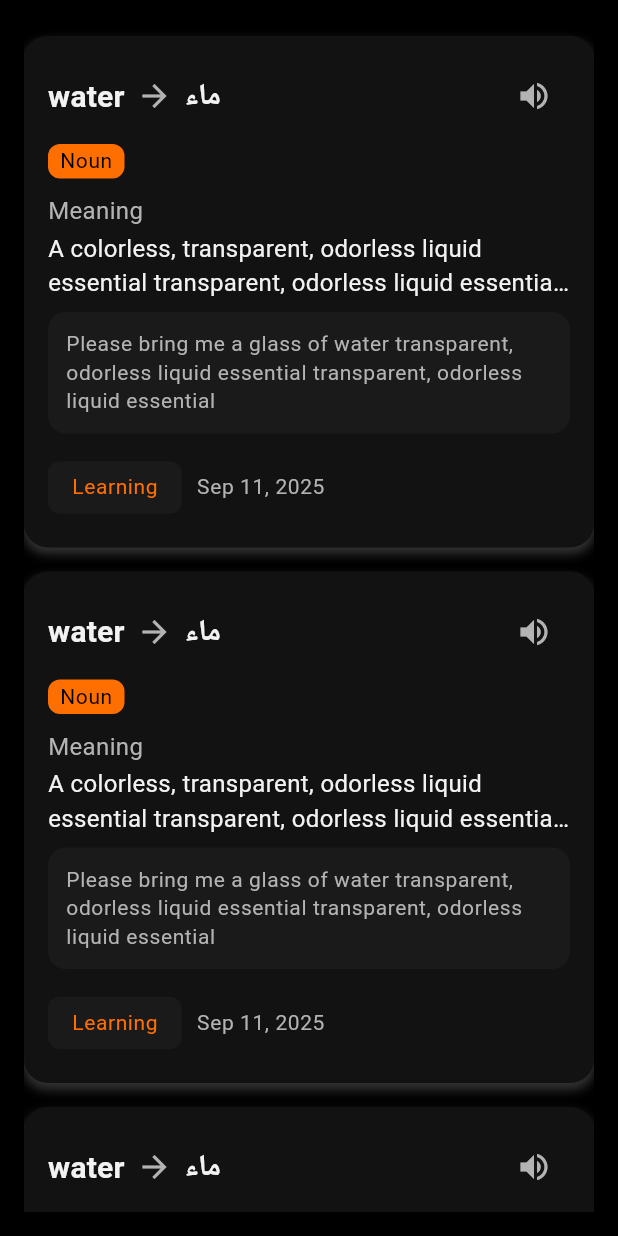
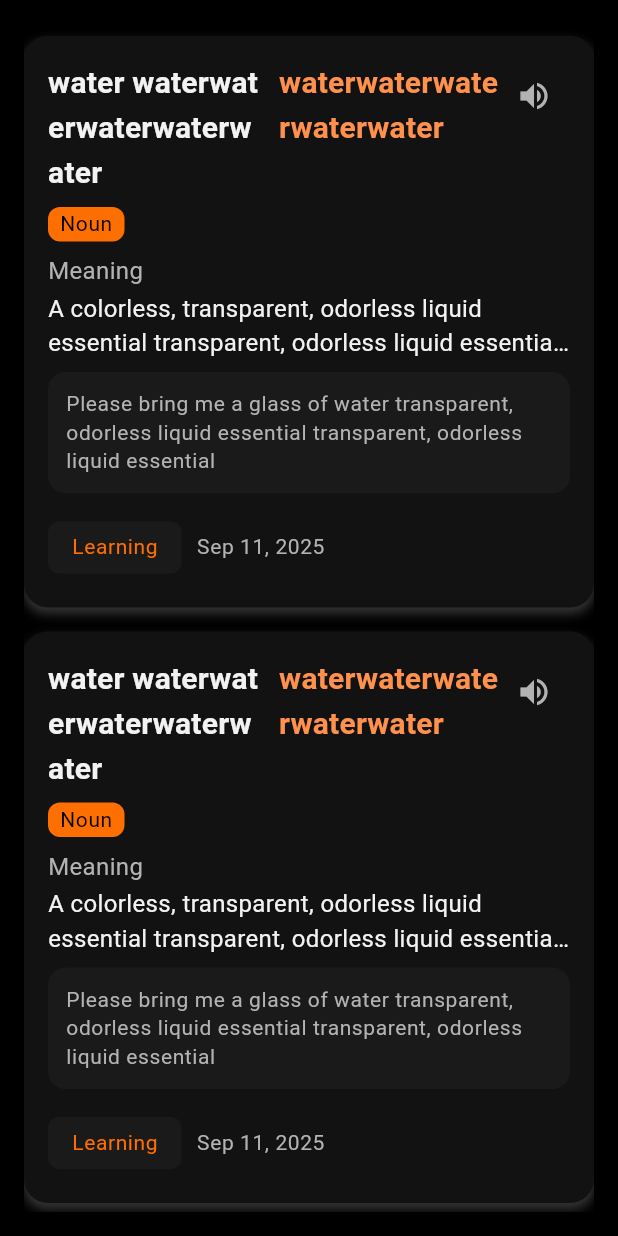
Before and after one commit to FouadCoder/Lingora, a Flutter app: the LibraryScreen screen opened directly, on a phone screen of 412 x 824 dp. Run offline on Flutter 3.47's test engine with Material 3 defaults, Android fonts, the phone set to English and light mode, and no system bars; our stand-ins replace another_flushbar, dio, easy_localization, flutter_bloc, flutter_vector_icons, go_router and 3 more.

Commit message:
Update card Ui

```diff
--- a/lib/pages/library/library.dart
+++ b/lib/pages/library/library.dart
@@ -14,8 +14,8 @@ class LibraryScreen extends StatefulWidget {
 
 class _LibraryScreenState extends State<LibraryScreen> {
   final exampleWord = Word(
-    word: "water",
-    translation: "ماء",
+    word: "water waterwaterwaterwaterwater",
+    translation: "waterwaterwaterwaterwater",
     partOfSpeech: "Noun",
     definition:
         "A colorless, transparent, odorless liquid essential transparent, odorless liquid essential transparent, odorless liquid essential",
--- a/lib/pages/library/library_card.dart
+++ b/lib/pages/library/library_card.dart
@@ -32,26 +32,29 @@ class WordCard extends StatelessWidget {
         crossAxisAlignment: CrossAxisAlignment.start,
         children: [
           Row(
+            crossAxisAlignment: CrossAxisAlignment.start,
             children: [
-              Text(
-                word.word,
-                style: theme.titleMedium,
+              Expanded(
+                child: Text(
+                  word.word,
+                  style: theme.titleMedium,
+                ),
               ),
               const SizedBox(width: 8),
-              Icon(Icons.arrow_forward, color: colorScheme.outline),
-              const SizedBox(width: 8),
-              Text(
-                word.translation,
-                style: theme.titleMedium,
+              Expanded(
+                child: Text(
+                  word.translation,
+                  style: theme.titleMedium?.copyWith(color: Color(0xFFFF914D)),
+                ),
               ),
-              const Spacer(),
               IconButton(
                 onPressed: () {},
                 icon: Icon(Icons.volume_up),
                 color: colorScheme.outline,
                 style: IconButton.styleFrom(
-                    hoverColor: colorScheme.onSurface,
-                    focusColor: colorScheme.onSurface),
+                  hoverColor: colorScheme.onSurface,
+                  focusColor: colorScheme.onSurface,
+                ),
               )
             ],
           ),
@@ -68,7 +71,7 @@ class WordCard extends StatelessWidget {
                   ?.copyWith(color: Colors.black, fontWeight: FontWeight.w400),
             ),
           ),
-          const SizedBox(height: 10),
+          const SizedBox(height: 8),
           // definition
           Text(
             "meaning".tr(),
```
